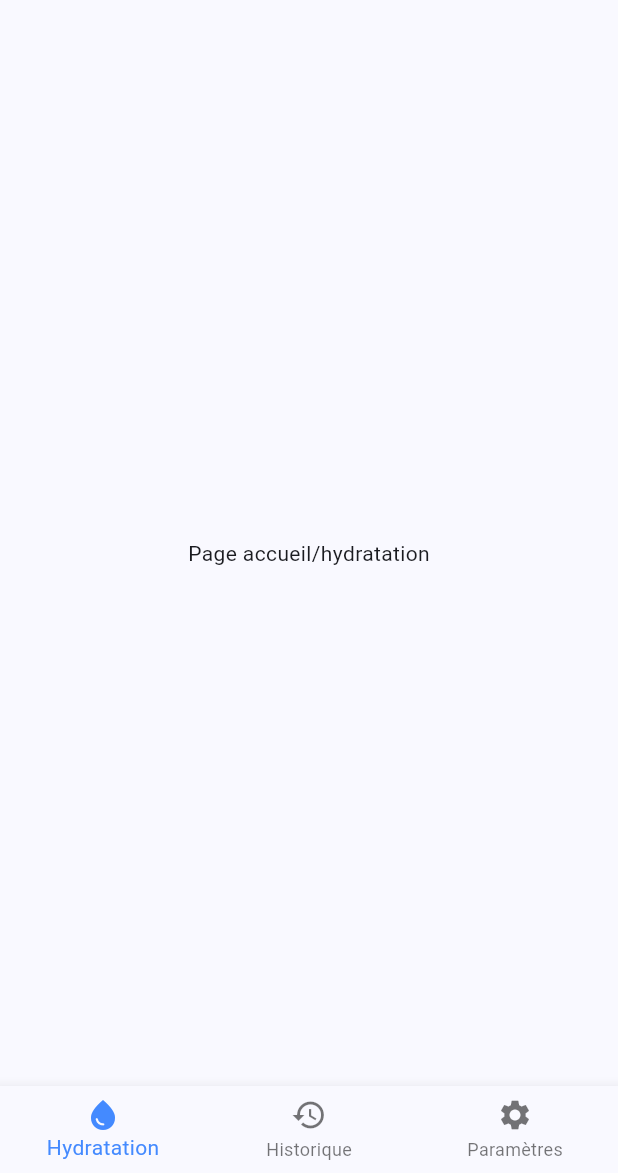
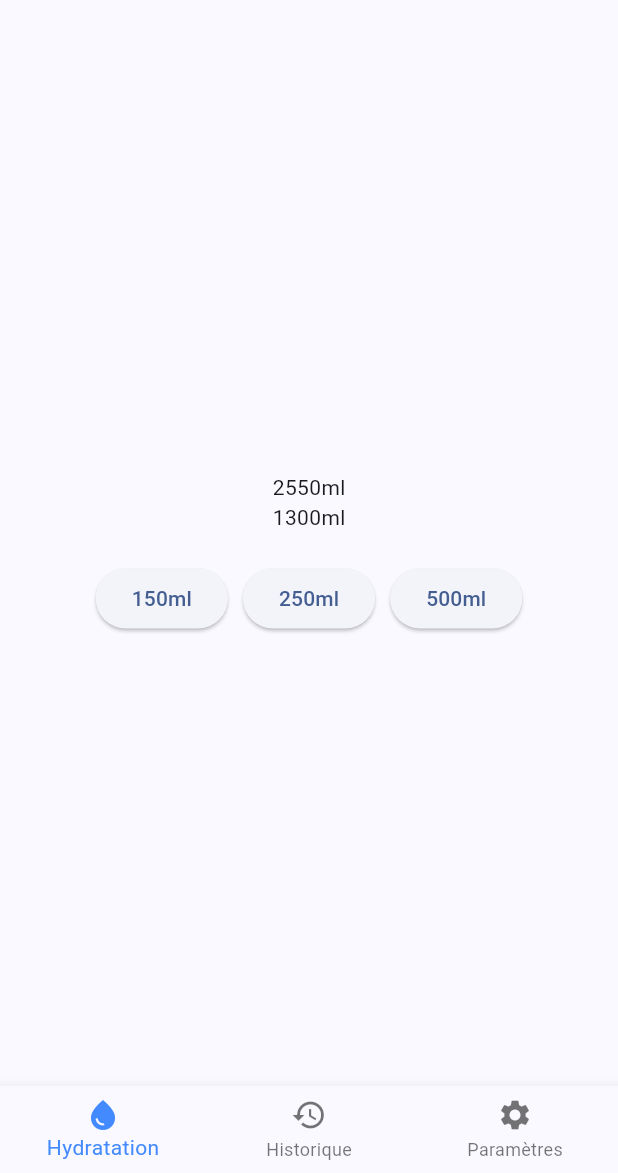
Before and after one commit to yamariel/water-reminder_ffsc, a Flutter app: the screen it shows after launch, on a phone screen of 412 x 824 dp, the part 63-1236 px from its top. Run offline on Flutter 3.47's test engine with Material 3 defaults, Android fonts, the phone set to English and light mode, and no system bars; our stand-ins replace flutter_riverpod.

Commit message:
feat: ajoute structure de base home_page avec objectif et boutons rapides

```diff
--- a/lib/features/hydration/presentation/pages/home_page.dart
+++ b/lib/features/hydration/presentation/pages/home_page.dart
@@ -7,7 +7,26 @@ class HomePage extends StatelessWidget {
   Widget build(BuildContext context) {
     return Scaffold(
       appBar: AppBar(title: const Text('WaterReminder')),
-      body: const Center(child: Text('Page accueil/hydratation')),
+     body: Center(
+  child: Column(
+    mainAxisAlignment: MainAxisAlignment.center,
+    children: [
+  const Text('2550ml'),
+  const Text('1300ml'),
+  const SizedBox(height: 20),
+  Row(
+    mainAxisAlignment: MainAxisAlignment.center,
+    children: [
+      ElevatedButton(onPressed: () {}, child: const Text('150ml')),
+      const SizedBox(width: 10),
+      ElevatedButton(onPressed: () {}, child: const Text('250ml')),
+      const SizedBox(width: 10),
+      ElevatedButton(onPressed: () {}, child: const Text('500ml')),
+    ],
+  ),
+],
+  ),
+),
     );
   }
 }
```
